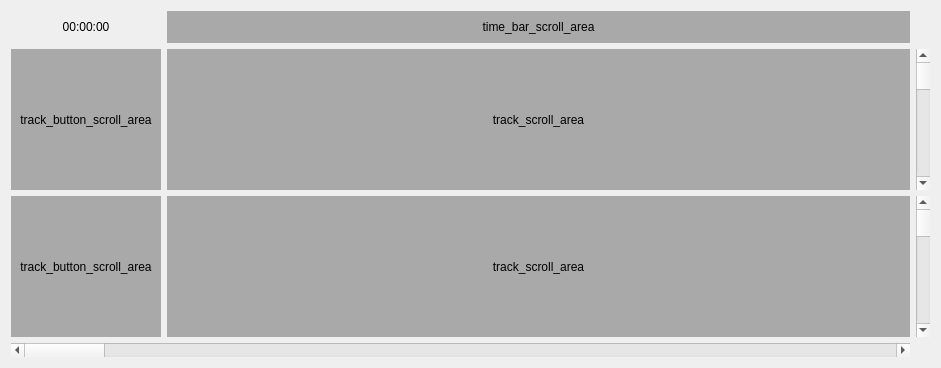
This is code/src/main/resources/base/ui/timeline_scroll_area.ui in felixdittrich92/mission-uncuttable as Qt 5 draws it before an edit. The edited form follows.
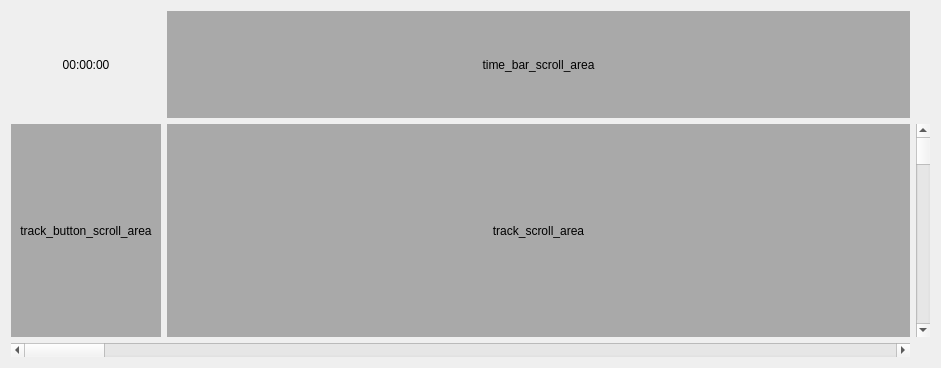
This is the edited form.

Diff of the .ui file:
```diff
--- a/code/src/main/resources/base/ui/timeline_scroll_area.ui
+++ b/code/src/main/resources/base/ui/timeline_scroll_area.ui
@@ -49,7 +49,14 @@
      </layout>
     </widget>
    </item>
-   <item row="1" column="0">
+   <item row="3" column="0" colspan="2">
+    <widget class="QScrollBar" name="horizontal_scroll_bar">
+     <property name="orientation">
+      <enum>Qt::Horizontal</enum>
+     </property>
+    </widget>
+   </item>
+   <item row="1" column="0" rowspan="2">
     <widget class="QWidget" name="track_button_scroll_area_placeholder" native="true">
      <property name="sizePolicy">
       <sizepolicy hsizetype="Minimum" vsizetype="Ignored">
@@ -74,7 +81,7 @@
      </layout>
     </widget>
    </item>
-   <item row="1" column="1">
+   <item row="1" column="1" rowspan="2">
     <widget class="QWidget" name="track_scroll_area_placeholder" native="true">
      <property name="sizePolicy">
       <sizepolicy hsizetype="Expanding" vsizetype="Expanding">
@@ -99,77 +106,13 @@
      </layout>
     </widget>
    </item>
-   <item row="1" column="2">
+   <item row="1" column="2" rowspan="2">
     <widget class="QScrollBar" name="vertical_scroll_bar">
      <property name="orientation">
       <enum>Qt::Vertical</enum>
      </property>
     </widget>
    </item>
-   <item row="2" column="0">
-    <widget class="QWidget" name="track_button_scroll_area_placeholder_2" native="true">
-     <property name="sizePolicy">
-      <sizepolicy hsizetype="Minimum" vsizetype="Ignored">
-       <horstretch>0</horstretch>
-       <verstretch>0</verstretch>
-      </sizepolicy>
-     </property>
-     <property name="styleSheet">
-      <string notr="true">background-color: darkgrey</string>
-     </property>
-     <layout class="QVBoxLayout" name="verticalLayout_5">
-      <item>
-       <widget class="QLabel" name="track_button_frame_namelabel_2">
-        <property name="text">
-         <string>track_button_scroll_area</string>
-        </property>
-        <property name="alignment">
-         <set>Qt::AlignCenter</set>
-        </property>
-       </widget>
-      </item>
-     </layout>
-    </widget>
-   </item>
-   <item row="2" column="1">
-    <widget class="QWidget" name="track_scroll_area_placeholder_2" native="true">
-     <property name="sizePolicy">
-      <sizepolicy hsizetype="Expanding" vsizetype="Expanding">
-       <horstretch>0</horstretch>
-       <verstretch>0</verstretch>
-      </sizepolicy>
-     </property>
-     <property name="styleSheet">
-      <string notr="true">background-color: darkgrey</string>
-     </property>
-     <layout class="QVBoxLayout" name="verticalLayout_4">
-      <item>
-       <widget class="QLabel" name="track_scroll_area_namelabel_2">
-        <property name="text">
-         <string>track_scroll_area</string>
-        </property>
-        <property name="alignment">
-         <set>Qt::AlignCenter</set>
-        </property>
-       </widget>
-      </item>
-     </layout>
-    </widget>
-   </item>
-   <item row="2" column="2">
-    <widget class="QScrollBar" name="vertical_scroll_bar_2">
-     <property name="orientation">
-      <enum>Qt::Vertical</enum>
-     </property>
-    </widget>
-   </item>
-   <item row="3" column="0" colspan="2">
-    <widget class="QScrollBar" name="horizontal_scroll_bar">
-     <property name="orientation">
-      <enum>Qt::Horizontal</enum>
-     </property>
-    </widget>
-   </item>
   </layout>
  </widget>
  <resources/>
```
